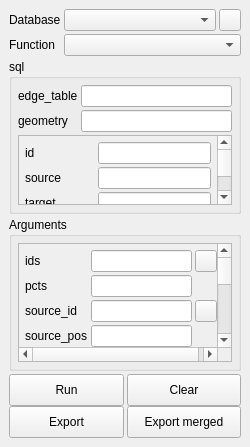
The window that ui_pgRoutingLayer.ui (sanak/pgRoutingLayer) describes before a commit, drawn with Qt 5.
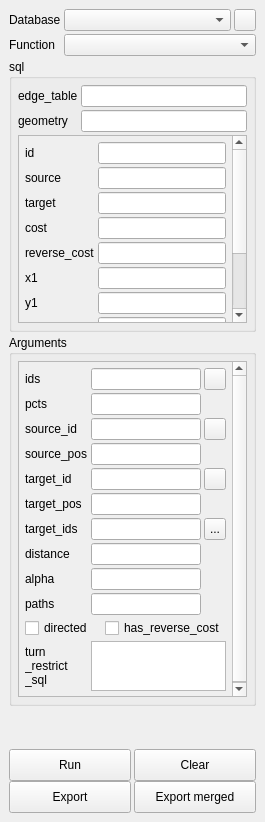
The same window after the commit. Icons and pictures are not drawn.

Commit message:
supported alphashape alpha value
added pcts arguments saving/loading code

```diff
--- a/ui_pgRoutingLayer.ui
+++ b/ui_pgRoutingLayer.ui
@@ -6,8 +6,8 @@
    <rect>
     <x>0</x>
     <y>0</y>
-    <width>250</width>
-    <height>447</height>
+    <width>265</width>
+    <height>822</height>
    </rect>
   </property>
   <property name="sizePolicy">
@@ -196,7 +196,7 @@
            <rect>
             <x>0</x>
             <y>0</y>
-            <width>191</width>
+            <width>206</width>
             <height>275</height>
            </rect>
           </property>
@@ -413,7 +413,7 @@
             <x>0</x>
             <y>0</y>
             <width>206</width>
-            <height>281</height>
+            <height>329</height>
            </rect>
           </property>
           <layout class="QGridLayout" name="gridLayout_3">
@@ -428,14 +428,14 @@
              <property name="spacing">
               <number>3</number>
              </property>
-             <item row="8" column="0">
+             <item row="9" column="0">
               <widget class="QLabel" name="labelPaths">
                <property name="text">
                 <string>paths</string>
                </property>
               </widget>
              </item>
-             <item row="8" column="1">
+             <item row="9" column="1">
               <widget class="QLineEdit" name="lineEditPaths"/>
              </item>
              <item row="6" column="1">
@@ -628,7 +628,7 @@
                </property>
               </widget>
              </item>
-             <item row="10" column="0">
+             <item row="11" column="0">
               <widget class="QLabel" name="labelTurnRestrictSql">
                <property name="locale">
                 <locale language="English" country="UnitedStates"/>
@@ -640,7 +640,7 @@
                </property>
               </widget>
              </item>
-             <item row="9" column="0" colspan="3">
+             <item row="10" column="0" colspan="3">
               <layout class="QHBoxLayout" name="horizontalLayoutDirected">
                <property name="spacing">
                 <number>3</number>
@@ -688,7 +688,7 @@
                </item>
               </layout>
              </item>
-             <item row="10" column="1" colspan="2">
+             <item row="11" column="1" colspan="2">
               <widget class="QPlainTextEdit" name="plainTextEditTurnRestrictSql">
                <property name="sizePolicy">
                 <sizepolicy hsizetype="Expanding" vsizetype="Maximum">
@@ -767,6 +767,16 @@
              <item row="1" column="1">
               <widget class="QLineEdit" name="lineEditPcts"/>
              </item>
+             <item row="8" column="0">
+              <widget class="QLabel" name="labelAlpha">
+               <property name="text">
+                <string>alpha</string>
+               </property>
+              </widget>
+             </item>
+             <item row="8" column="1">
+              <widget class="QLineEdit" name="lineEditAlpha"/>
+             </item>
             </layout>
            </item>
           </layout>
```
The commit also changes 2 other files.
